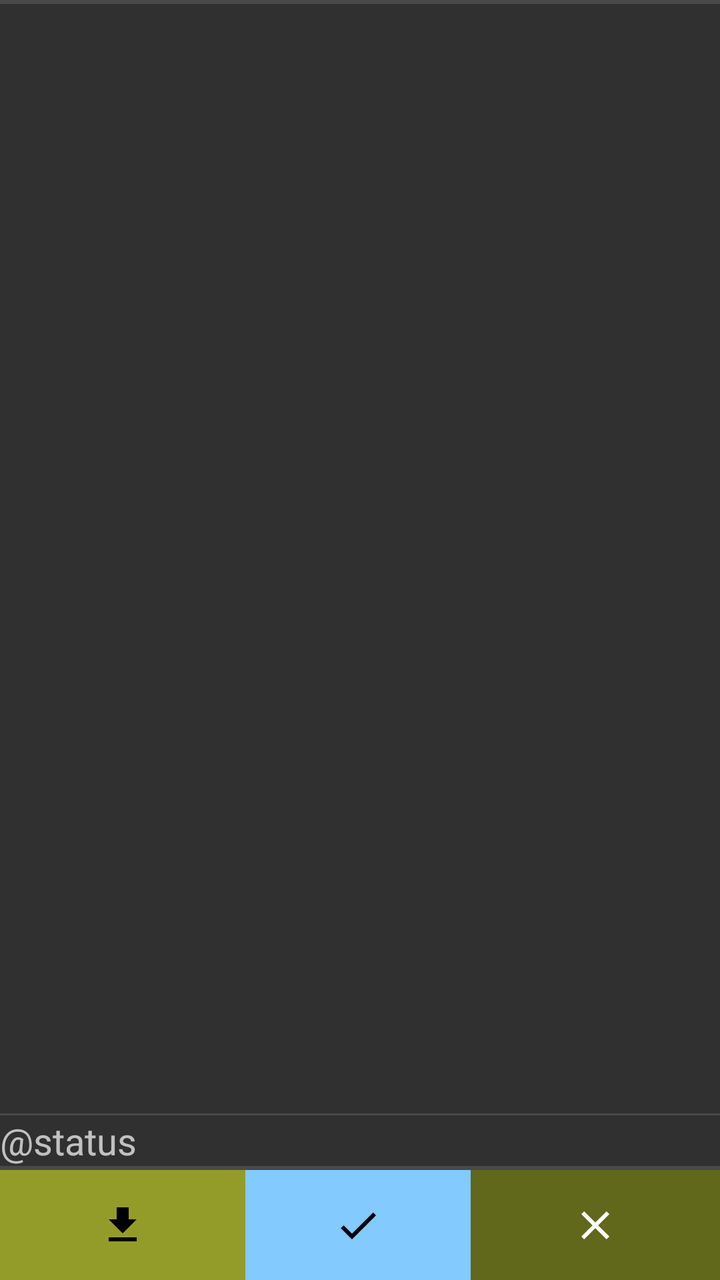
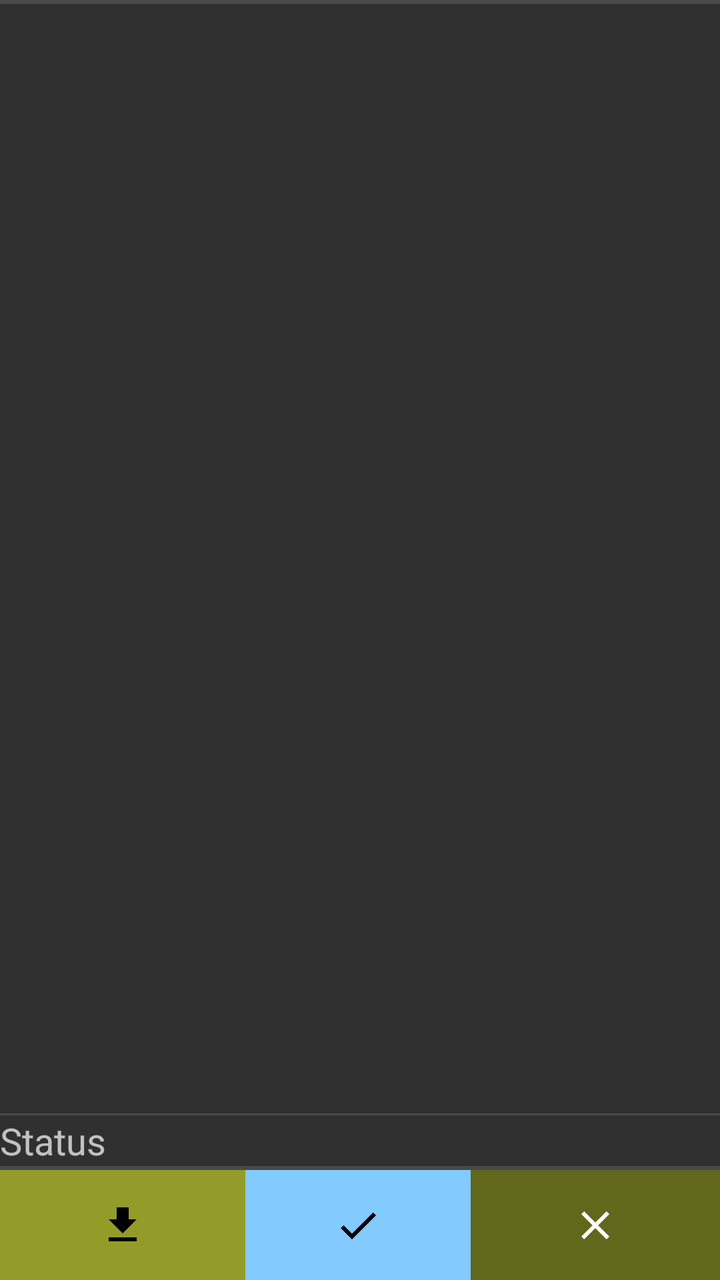

Screens rendered from an Android XML layout before and after an edit, with the pre-edit source and the edit as a unified diff.
<!-- AndroidManifest.xml: application theme AppTheme -->
<!-- res/layout/fragment_terminal.xml -->
<?xml version="1.0" encoding="utf-8"?>
<LinearLayout
    xmlns:android="http://schemas.android.com/apk/res/android"
    xmlns:app="http://schemas.android.com/apk/res-auto"
    android:layout_width="match_parent"
    android:layout_height="match_parent"
    android:orientation="vertical">

    <View
        android:layout_width="match_parent"
        android:background="?android:attr/listDivider"
        android:layout_height="2dp" />

    <TextView
        android:id="@+id/receive_text"
        android:layout_width="match_parent"
        android:layout_height="0dp"
        android:layout_weight="1"
        android:freezesText="true"
        android:gravity="bottom"
        android:scrollbars="vertical"
        android:textAppearance="@style/TextAppearance.AppCompat.Medium"
        android:typeface="monospace" />

    <View
        android:id="@+id/divider"
        android:layout_width="match_parent"
        android:layout_height="1dp"
        android:background="?android:attr/listDivider" />

    <TextView
        android:id="@+id/statusTextView"
        android:layout_width="match_parent"
        android:layout_height="wrap_content"
        android:text="@status"
        android:textSize="9pt" />

    <View
        android:layout_width="match_parent"
        android:background="?android:attr/listDivider"
        android:layout_height="2dp" />

    <LinearLayout
        android:layout_width="match_parent"
        android:layout_height="55dp"
        android:orientation="horizontal">

        <ImageButton
            android:id="@+id/spool_btn"
            android:layout_width="83dp"
            android:layout_height="match_parent"
            android:layout_weight="1"
            android:background="@color/colorPrimary"
            android:contentDescription="@string/download"
            android:tooltipText="Overfør alle data i avleseren"
            app:srcCompat="@drawable/baseline_download_24" />

        <ImageButton
            android:id="@+id/status_btn"
            android:layout_width="73dp"
            android:layout_height="match_parent"
            android:layout_weight="1"
            android:background="@color/colorSendText"
            android:contentDescription="@text/status"
            android:tooltipText="Query status"
            app:srcCompat="@drawable/baseline_check_24" />

        <ImageButton
            android:id="@+id/clear_btn"
            android:layout_width="85dp"
            android:layout_height="match_parent"
            android:layout_weight="1"
            android:background="@color/colorPrimaryDark"
            android:contentDescription="@text/status"
            android:tooltipText="Clear all saved data"
            app:srcCompat="@drawable/ic_clear_white_24dp" />
    </LinearLayout>

</LinearLayout>
<!-- resources referenced by this layout -->
<resources>
  <color name="colorPrimary">#949C29</color>
  <color name="colorPrimaryDark">#61671B</color>
  <color name="colorSendText">#82CAFF</color>
  <!-- drawable baseline_check_24 (drawable) -->
  <vector android:height="24dp" android:tint="#000000"
      android:viewportHeight="24" android:viewportWidth="24"
      android:width="24dp" xmlns:android="http://schemas.android.com/apk/res/android">
      <path android:fillColor="@android:color/white" android:pathData="M9,16.17L4.83,12l-1.42,1.41L9,19 21,7l-1.41,-1.41z"/>
  </vector>
  <!-- drawable baseline_download_24 (drawable) -->
  <vector android:height="24dp" android:tint="#000000"
      android:viewportHeight="24" android:viewportWidth="24"
      android:width="24dp" xmlns:android="http://schemas.android.com/apk/res/android">
      <path android:fillColor="@android:color/white" android:pathData="M5,20h14v-2H5V20zM19,9h-4V3H9v6H5l7,7L19,9z"/>
  </vector>
  <!-- drawable ic_clear_white_24dp: png bitmap (drawable-hdpi, 221 bytes) -->
  <string name="download">"Last ned dagens løp"</string>
  <style name="AppTheme" parent="Theme.AppCompat.NoActionBar">
          <item name="colorPrimary">@color/colorPrimary</item>
          <item name="colorPrimaryDark">@color/colorPrimaryDark</item>
          <item name="colorAccent">@color/colorAccent</item>
      </style>
  <color name="colorAccent">#D8E33B</color>
</resources>

<!-- the commit's change to res/layout/fragment_terminal.xml (unified diff, before → after) -->
@@ -32,7 +32,7 @@
         android:id="@+id/statusTextView"
         android:layout_width="match_parent"
         android:layout_height="wrap_content"
-        android:text="@status"
+        android:text="@+string/status"
         android:textSize="9pt" />
 
     <View
@@ -61,7 +61,7 @@
             android:layout_height="match_parent"
             android:layout_weight="1"
             android:background="@color/colorSendText"
-            android:contentDescription="@text/status"
+            android:contentDescription="@string/status"
             android:tooltipText="Query status"
             app:srcCompat="@drawable/baseline_check_24" />
 
@@ -71,7 +71,7 @@
             android:layout_height="match_parent"
             android:layout_weight="1"
             android:background="@color/colorPrimaryDark"
-            android:contentDescription="@text/status"
+            android:contentDescription="@string/status"
             android:tooltipText="Clear all saved data"
             app:srcCompat="@drawable/ic_clear_white_24dp" />
     </LinearLayout>
<!-- resource entries referenced after the edit -->
@@ -17,6 +17,7 @@
   </vector>
   <!-- drawable ic_clear_white_24dp: png bitmap (drawable-hdpi, 221 bytes) -->
   <string name="download">"Last ned dagens løp"</string>
+  <string name="status">"Status"</string>
   <style name="AppTheme" parent="Theme.AppCompat.NoActionBar">
           <item name="colorPrimary">@color/colorPrimary</item>
           <item name="colorPrimaryDark">@color/colorPrimaryDark</item>
